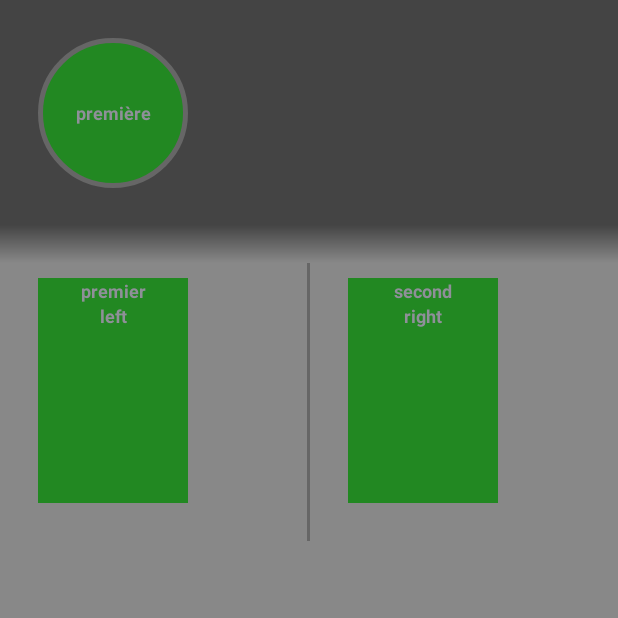
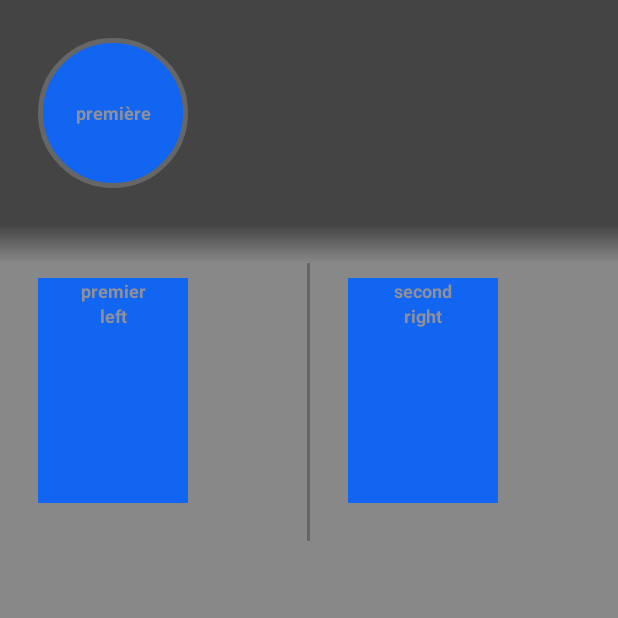
Before and after one commit to One-djey/SoundCell, an Android app: the screen it shows after launch (MainActivity), on a phone screen of 412 x 824 dp, the top half of it. Run offline under Robolectric (Android 15) with nearby library versions, the phone set to English and light mode, and no system bars.

Commit message:
color + logo changed

```diff
--- a/app/src/main/res/drawable/cell_bg.xml
+++ b/app/src/main/res/drawable/cell_bg.xml
@@ -1,6 +1,6 @@
 <?xml version="1.0" encoding="UTF-8"?>
 <shape xmlns:android="http://schemas.android.com/apk/res/android">
-    <solid android:color="@color/colorAccent"/>
+    <solid android:color="@color/colorAccentLight"/>
     <stroke android:width="3dp" android:color="@color/colorPrimaryLight" />
     <corners android:radius="50dp"/>
     <padding android:left="0dip" android:top="0dip" android:right="0dip" android:bottom="0dip" />
--- a/app/src/main/res/layout/cell_layout.xml
+++ b/app/src/main/res/layout/cell_layout.xml
@@ -15,7 +15,6 @@
             android:layout_width="match_parent"
             android:layout_height="match_parent"
             android:gravity="center"
-            android:text="Speaker Name"
             android:textAlignment="center"
             android:textSize="12sp"
             android:textStyle="bold"
--- a/app/src/main/res/layout/speaker_layout.xml
+++ b/app/src/main/res/layout/speaker_layout.xml
@@ -8,7 +8,7 @@
         android:layout_width="100dp"
         android:layout_height="150dp"
         android:layout_margin="25dp"
-        android:background="@color/colorAccent"
+        android:background="@color/colorAccentLight"
         android:orientation="vertical"
         android:weightSum="1">
 
--- a/app/src/main/res/values/colors.xml
+++ b/app/src/main/res/values/colors.xml
@@ -3,7 +3,8 @@
     <color name="colorPrimary">#888</color>
     <color name="colorPrimaryLight">#666</color>
     <color name="colorPrimaryDark">#444</color>
-    <color name="colorAccent">#228822</color>
+    <color name="colorAccent">#0d57d2</color>
+    <color name="colorAccentLight">#1165f0</color>
     <color name="black">#000</color>
     <color name="white">#FFF</color>
 </resources>
```
Also changed, not shown: app/src/main/ic_launcher-web.png, app/src/main/ic_launcher_round-web.png, app/src/main/res/mipmap-hdpi/ic_launcher.png, app/src/main/res/mipmap-hdpi/ic_launcher_round.png, app/src/main/res/mipmap-mdpi/ic_launcher.png, app/src/main/res/mipmap-mdpi/ic_launcher_round.png, app/src/main/res/mipmap-xhdpi/ic_launcher.png, app/src/main/res/mipmap-xhdpi/ic_launcher_round.png, app/src/main/res/mipmap-xxhdpi/ic_launcher.png, app/src/main/res/mipmap-xxhdpi/ic_launcher_round.png, app/src/main/res/mipmap-xxxhdpi/ic_launcher.png, app/src/main/res/mipmap-xxxhdpi/ic_launcher_round.png.
